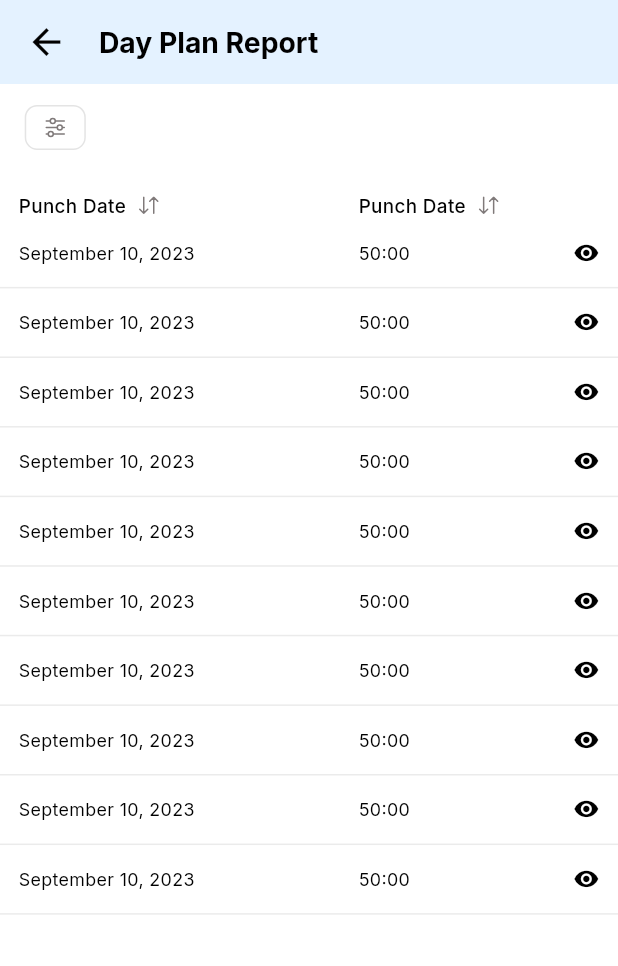
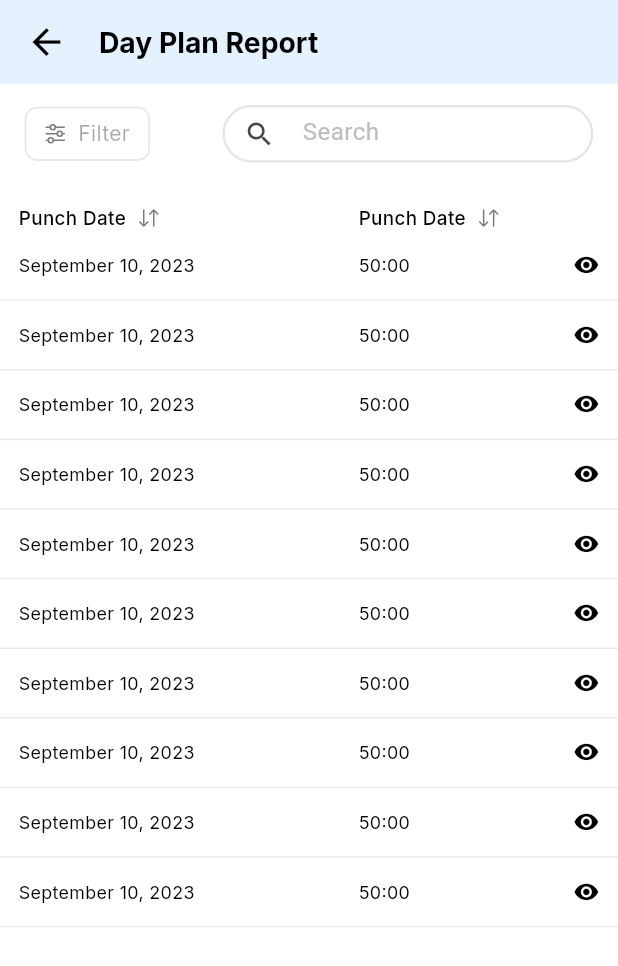
Before and after one commit to Zota-NexTech-Limited/FieldForce, a Flutter app: the DayPlanReportScreen screen opened directly, on a phone screen of 412 x 824 dp. Shown: the top 966 px of the screen. Run offline on Flutter 3.47's test engine with Material 3 defaults, Android fonts, the phone set to English and light mode, and no system bars; our stand-ins replace bloc, dropdown_button2, equatable, file_picker, flutter_bloc, flutter_svg and 6 more; accounts and stored records are empty; Roboto replaces fonts that are missing (Manrope).

Commit message:
search field added to day plan report screen

```diff
--- /dev/null
+++ b/lib/components/text_form_field_component/search_form_field.dart
@@ -0,0 +1,66 @@
+import 'dart:ui';
+import 'package:fieldsales/helper/colors.dart';
+import 'package:fieldsales/helper/decoration_helpers/text_form_field_decoration-helpers/search_form_filed_decoration.dart';
+import 'package:fieldsales/helper/size_config.dart';
+import 'package:flutter/material.dart';
+
+
+class FilterTextFormField extends StatefulWidget {
+  String hintText;
+  String filterText;
+  TextEditingController controller;
+  TextInputType inputType;
+  ValueChanged onChanged;
+  ValueChanged onSubmit;
+  bool isReadOnly;
+  VoidCallback clearIconTap;
+  String? Function(String?)? validator;
+  FilterTextFormField({super.key,required this.onChanged,required this.controller,required this.hintText,required this.inputType,required this.validator,required this.isReadOnly,required this.clearIconTap,required this.filterText,required this.onSubmit});
+
+  @override
+  State<FilterTextFormField> createState() => _FilterTextFormFieldState();
+}
+
+class _FilterTextFormFieldState extends State<FilterTextFormField> {
+  String hintText="";
+  TextEditingController? controller;
+  TextInputType? inputType;
+  ValueChanged? onChanged;
+  String? Function(String?)? validator;
+  @override
+  void initState() {
+    // TODO: implement initState
+    super.initState();
+    hintText=widget.hintText;
+    controller=widget.controller;
+    inputType=widget.inputType;
+    onChanged=widget.onChanged;
+    validator=widget.validator;
+
+  }
+  Widget build(BuildContext context) {
+    return TextFormField(
+      textInputAction: TextInputAction.search,
+      readOnly: widget.isReadOnly,
+      controller: controller,
+      style: TextStyle(
+          color: COLORS.black,
+          fontFamily: "Inter",
+          fontWeight: FontWeight.w500,
+          letterSpacing: 0.3,
+          fontSize: SizeConfig.blockWidth * 4),
+      onChanged:(value){
+        widget.onChanged(value);
+        setState(() {
+
+        });
+      },
+      validator: validator,
+      onFieldSubmitted: widget.onSubmit,
+      keyboardType: inputType,
+      textCapitalization: TextCapitalization.words,
+      cursorColor: COLORS.gray,
+      decoration: searchFormFieldDecoration(labelText: widget.hintText,clearIconTap: widget.clearIconTap,filterText: widget.filterText,controller: widget.controller,),
+    );
+  }
+}
--- a/lib/helper/colors.dart
+++ b/lib/helper/colors.dart
@@ -4,6 +4,7 @@ class COLORS{
   static  Color onPrimaryColor =const Color(0xffffffff);
   static  Color appBarColor = Color(0xffC8E5FF);
   static  Color backgroundColor = Color(0xffE4F2FF);
+
   static const Color black = Color(0xff000000);
   static const Color white = Color(0xffffffff);
   static const Color cardBorder = Color(0xffE4E4E4);
--- /dev/null
+++ b/lib/helper/decoration_helpers/text_form_field_decoration-helpers/search_form_filed_decoration.dart
@@ -0,0 +1,50 @@
+
+import 'package:fieldsales/components/svg_image_component.dart';
+import 'package:fieldsales/components/text_component/normal_text.dart';
+import 'package:fieldsales/helper/colors.dart';
+import 'package:fieldsales/helper/size_config.dart';
+import 'package:flutter/cupertino.dart';
+import 'package:flutter/material.dart';
+
+InputDecoration searchFormFieldDecoration({required String labelText,required VoidCallback clearIconTap,required String filterText,required TextEditingController  controller}) {
+  return InputDecoration(
+      filled: true, // Fill the TextFormField with color
+      fillColor: COLORS.white,
+      isDense: true,
+      hintText:labelText ,
+      hintStyle: TextStyle(fontSize: SizeConfig.blockHeight*2.3,color:COLORS.gray,fontWeight: FontWeight.w400,fontFamily: "Manrope"),
+      contentPadding: EdgeInsets.only(
+        top: SizeConfig.blockHeight * 1.8,
+        bottom: SizeConfig.blockHeight * 1.8,
+        left: SizeConfig.blockWidth * 4,
+        right: SizeConfig.blockWidth * 3,
+      ),
+
+      focusedBorder: OutlineInputBorder(
+          borderSide:  BorderSide(
+            color: COLORS.cardBorder,
+            width: 1.5,
+          ),
+          borderRadius: BorderRadius.circular(SizeConfig.blockWidth * 5)),
+      enabledBorder: OutlineInputBorder(
+          borderSide:  BorderSide(
+            color: COLORS.cardBorder,
+            width: 1.5,
+          ),
+          borderRadius: BorderRadius.circular(SizeConfig.blockWidth *5)),
+      suffixIcon: Container(
+          width: SizeConfig.blockWidth*10,
+          padding: EdgeInsets.only(right: SizeConfig.blockWidth*2),
+          child: Row(
+            mainAxisAlignment: MainAxisAlignment.end,
+            crossAxisAlignment: CrossAxisAlignment.center,
+            children: [
+              controller.text.isNotEmpty? InkWell(
+                  onTap: clearIconTap,
+                  child: Icon(Icons.clear,size: SizeConfig.blockHeight*3,)):Container(width: SizeConfig.blockWidth*0,),
+            ],
+          )),
+      prefixIconConstraints: BoxConstraints(minWidth: controller.text.isEmpty?SizeConfig.blockWidth*12:SizeConfig.blockWidth*5),
+      prefixIcon: controller.text.isEmpty? Icon(Icons.search,size: SizeConfig.blockHeight*3,):Container(width: SizeConfig.blockWidth*0,)
+  );
+}
--- a/lib/ui/menu/report/day_plan_report_screen.dart
+++ b/lib/ui/menu/report/day_plan_report_screen.dart
@@ -5,6 +5,8 @@ import 'package:fieldsales/helper/colors.dart';
 import 'package:fieldsales/helper/size_config.dart';
 import 'package:flutter/cupertino.dart';
 import 'package:flutter/material.dart';
+
+import '../../../components/text_form_field_component/search_form_field.dart';
 class DayPlanReportScreen extends StatefulWidget {
   const DayPlanReportScreen({super.key});
 
@@ -13,6 +15,13 @@ class DayPlanReportScreen extends StatefulWidget {
 }
 
 class _DayPlanReportScreenState extends State<DayPlanReportScreen> {
+  TextEditingController searchController=TextEditingController();
+  FocusNode focusNode = FocusNode();
+  @override
+  void dispose() {
+    focusNode.dispose();
+    super.dispose();
+  }
   @override
   Widget build(BuildContext context) {
     return SafeArea(child:
@@ -21,7 +30,9 @@ class _DayPlanReportScreenState extends State<DayPlanReportScreen> {
           context: context,
           title: "Day Plan Report"
       ),
-      body: Container(
+      body: SingleChildScrollView(
+        physics: NeverScrollableScrollPhysics(),
+        child: Container(
           width: SizeConfig.screenWidth,
           color:COLORS.white,
 
@@ -30,6 +41,7 @@ class _DayPlanReportScreenState extends State<DayPlanReportScreen> {
               Padding(
                 padding: EdgeInsets.symmetric(horizontal: SizeConfig.blockWidth*4,vertical: SizeConfig.blockHeight*2),
                 child: Row(
+                  mainAxisAlignment: MainAxisAlignment.spaceBetween,
                   children: [
                      Container(
                        padding: EdgeInsets.symmetric(horizontal: SizeConfig.blockWidth*3,vertical: SizeConfig.blockHeight*1),
@@ -39,8 +51,25 @@ class _DayPlanReportScreenState extends State<DayPlanReportScreen> {
                        ),
                        child: Row(
                          children: [
-                        SvgImageHelper(image: "assets/image/svg_icons/filter_icon2.svg")
+                           SvgImageHelper(image: "assets/image/svg_icons/filter_icon2.svg"),
+                           SizedBox(width: SizeConfig.blockWidth*2,),
+                           NormalText(fontWeight: FontWeight.w400, color: COLORS.black.withOpacity(0.35), fontSize: 2, text: "Filter")
                          ],
+                       ),
+                     ),
+                    SizedBox(
+                      height: SizeConfig.blockHeight*5.5,
+                      width: SizeConfig.blockWidth*60,
+                      child: FilterTextFormField(
+                        clearIconTap: (){},
+                        onChanged: (value){},
+                        controller: searchController,
+                        hintText: "Search",
+                        inputType: TextInputType.text,
+                        validator: (value){},
+                        isReadOnly: false,
+                        onSubmit: (value){},
+                        filterText: "",
                       ),
                     ),
                   ],
@@ -153,7 +182,9 @@ class _DayPlanReportScreenState extends State<DayPlanReportScreen> {
             ],
           ),
         ),
-    ));
+      ),
+    )
+    );
   }
 
   Widget tableCard({required String date,required String workingHrs,required VoidCallback onTap}){
```
Lines whose indentation alone changed are shown as unchanged.
